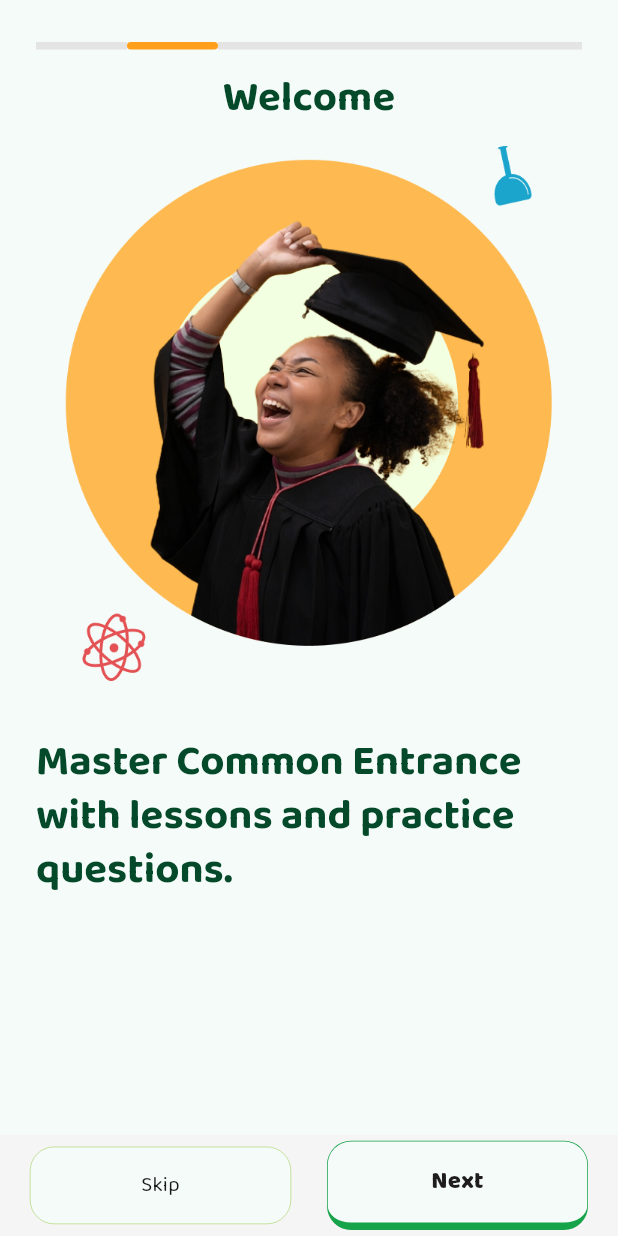
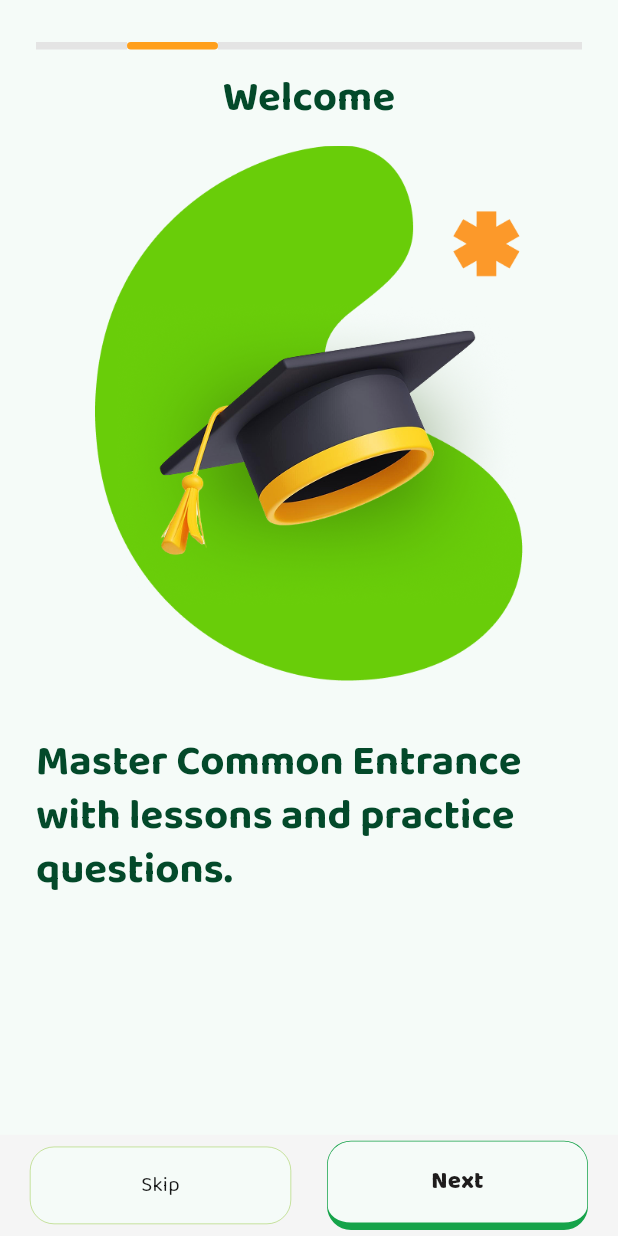
Before and after one commit to teesas-engineering/teesas-app-v2, a Flutter app: the screen it shows after launch, swiped to page 2, on a phone screen of 412 x 824 dp. Run offline on Flutter 3.47's test engine with Material 3 defaults, Android fonts, the phone set to English and light mode, and no system bars; our stand-ins replace device_info_plus, dio, firebase_core, flutter_dotenv, flutter_mobx, flutter_secure_storage and 11 more; accounts and stored records are empty; generated files the repository leaves out were written again; project files that could hold a hidden picture were left out.

Commit message:
feat: added colors, refactored appAssets class.

```diff
--- a/lib/common/style_guide/app_assets.dart
+++ b/lib/common/style_guide/app_assets.dart
@@ -3,28 +3,57 @@ part of 'style_guide.dart';
 class AppAssets {
   AppAssets._();
 
-  static const _icons = 'assets/svgs/';
-  static const _images = 'assets/images/';
-  static const email = '${_icons}email.svg'; //icon example
-  static const splashLogoDark =
-      '${_images}splash_logo_dark.png'; //image example
-  static const onboardingImage1 = '${_images}onboarding-image1.png';
-  static const onboardingImage6 = '${_images}onboarding-image6.png';
-  static const onboardingImage2 = '${_images}onboarding-image5.png';
-  static const onboardingImage3 = '${_images}onboarding-image4.png';
-  static const onboardingImage4 = '${_images}onboarding-image3.png';
-  static const onboardingImage5 = '${_images}onboarding-image2.png';
-  static const successImage = '${_images}success-image.png';
-  static const emailImage = '${_images}email-image.png';
-  static const welcomeImage = '${_images}welcome-image.png';
-  static const videoImage = '${_images}video-image.png';
-  static const testImage = '${_images}test-image.png';
-  static const streakIcon = '${_icons}streak-icon.svg';
-  static const pointsIcon = '${_icons}points.svg';
-  static const notificationIcon = '${_icons}notification.svg';
-  static const radioUnChecked = '${_icons}radio-unchecked.svg';
-  static const radioChecked = '${_icons}radio-checked.svg';
-  static const nigerianFlag = '${_icons}ngn.svg';
-  static const maleStudent = '${_images}male-student.png';
-  static const femaleStudent = '${_images}female-student.png';
+  static const String _svgsDir = 'assets/svgs';
+  static const String _pngsDir = 'assets/images';
+
+  // SVGS
+  static const String email = '$_svgsDir/email.svg';
+  static const String icFlipCamera = '$_svgsDir/icFlipCamera.svg';
+  static const String icFavorites = '$_svgsDir/ic_favorites.svg';
+  static const String icHome = '$_svgsDir/ic_home.svg';
+  static const String icLeaderboard = '$_svgsDir/ic_leaderboard.svg';
+  static const String icLiveClass = '$_svgsDir/ic_live_class.svg';
+  static const String icMore = '$_svgsDir/ic_more.svg';
+  static const String nigerianFlag = '$_svgsDir/ngn.svg';
+  static const String notificationIcon = '$_svgsDir/notification.svg';
+  static const String pointsIcon = '$_svgsDir/points.svg';
+  static const String radioChecked = '$_svgsDir/radio-checked.svg';
+  static const String radioUnChecked = '$_svgsDir/radio-unchecked.svg';
+  static const String streakIcon = '$_svgsDir/streak-icon.svg';
+  static const String icAccounts = '$_svgsDir/ic_accounts.svg';
+  static const String icReferAndEarn = '$_svgsDir/ic_refer_n_earn.svg';
+  static const String icSubscriptions = '$_svgsDir/ic_subscriptions.svg';
+  static const String icTeesasPortal = '$_svgsDir/ic_teesas.svg';
+  static const String icDownloads = '$_svgsDir/ic_downloads.svg';
+  static const String icPerformanceReport =
+      '$_svgsDir/ic_performance_report.svg';
+  static const String icShare = '$_svgsDir/ic_share.svg';
+  static const String icSettings = '$_svgsDir/ic_settings.svg';
+  static const String icLogout = '$_svgsDir/ic_logout.svg';
+  static const String icPoints = '$_svgsDir/ic_points.svg';
+  static const String icStreak = '$_svgsDir/ic_streak.svg';
+  static const String icNotification = '$_svgsDir/ic_notification.svg';
+
+  // PNGS
+  static const String splashLogoDark = '$_pngsDir/splash_logo_dark.png';
+
+  static const String banner1 = '$_pngsDir/banner_1.png';
+  static const String banner2 = '$_pngsDir/banner_2.png';
+  static const String banner3 = '$_pngsDir/banner_3.png';
+
+  static const String emailImage = '$_pngsDir/email-image.png';
+  static const String femaleStudent = '$_pngsDir/female_student.png';
+  static const String maleStudent = '$_pngsDir/male_student.png';
+
+  static const String onboardingImage1 = '$_pngsDir/onboarding-image1.png';
+  static const String onboardingImage2 = '$_pngsDir/onboarding-image2.png';
+  static const String onboardingImage3 = '$_pngsDir/onboarding-image3.png';
+  static const String onboardingImage4 = '$_pngsDir/onboarding-image4.png';
+  static const String onboardingImage5 = '$_pngsDir/onboarding-image5.png';
+  static const String onboardingImage6 = '$_pngsDir/onboarding-image6.png';
+
+  static const String successImage = '$_pngsDir/success-image.png';
+  static const String testImage = '$_pngsDir/test-image.png';
+  static const String videoImage = '$_pngsDir/video-image.png';
+  static const String welcomeImage = '$_pngsDir/welcome-image.png';
 }
--- a/lib/common/style_guide/colors.dart
+++ b/lib/common/style_guide/colors.dart
@@ -82,6 +82,8 @@ class AppColors {
   static const iconsAccentIndigo = Color(0xFF4F46E5);
   static const iconsAccentSage = Color(0xFF16A34A);
   static const iconsAccentMulberry = Color(0xFFBE185D);
+  static const iconsAccentBlue = Color(0xFF3A94E7);
+  static const iconsAccentOrange = Color(0xFFE55438);
 
   // ===========================================================================
   // BORDER COLORS
@@ -105,6 +107,7 @@ class AppColors {
   static const borderPositive = Color(0xFF16A34A);
   static const borderInfo = Color(0xFF0284C7);
   static const borderDisabled = Color(0xFFF1F5F9);
+  static const dividerColor = Color(0xFFC7C7C7);
 
   // Helpers
   static Color black = const Color(0xFF000000);
--- a/lib/common/style_guide/styles.dart
+++ b/lib/common/style_guide/styles.dart
@@ -6,7 +6,6 @@
   static const String fontFamilyUI = 'BalooBhaijaan2';
   static const String fontFamilyUISecondary = 'Plus Jakarta Sans';
   static const String balooBhaijaan = 'BalooBhaijaan2';
-
 
   static const displayLarge = TextStyle(
     fontSize: 57,
@@ -132,5 +131,4 @@
     letterSpacing: 0.5,
     fontFamily: fontFamilyUI,
   );
-
 }
```
